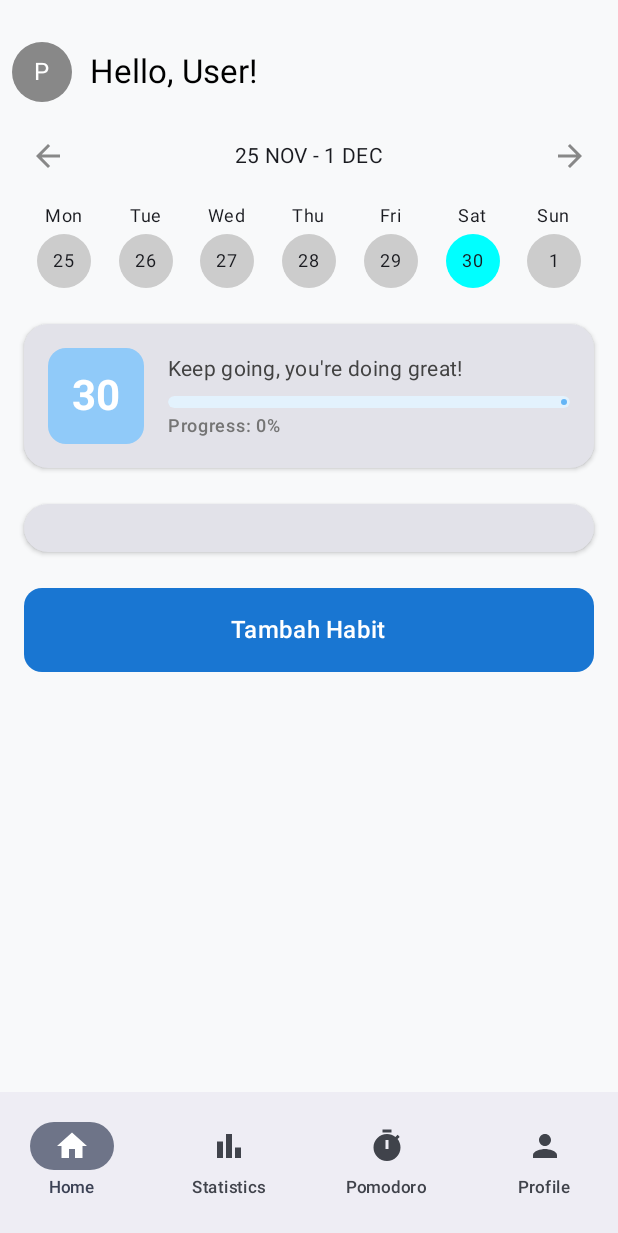
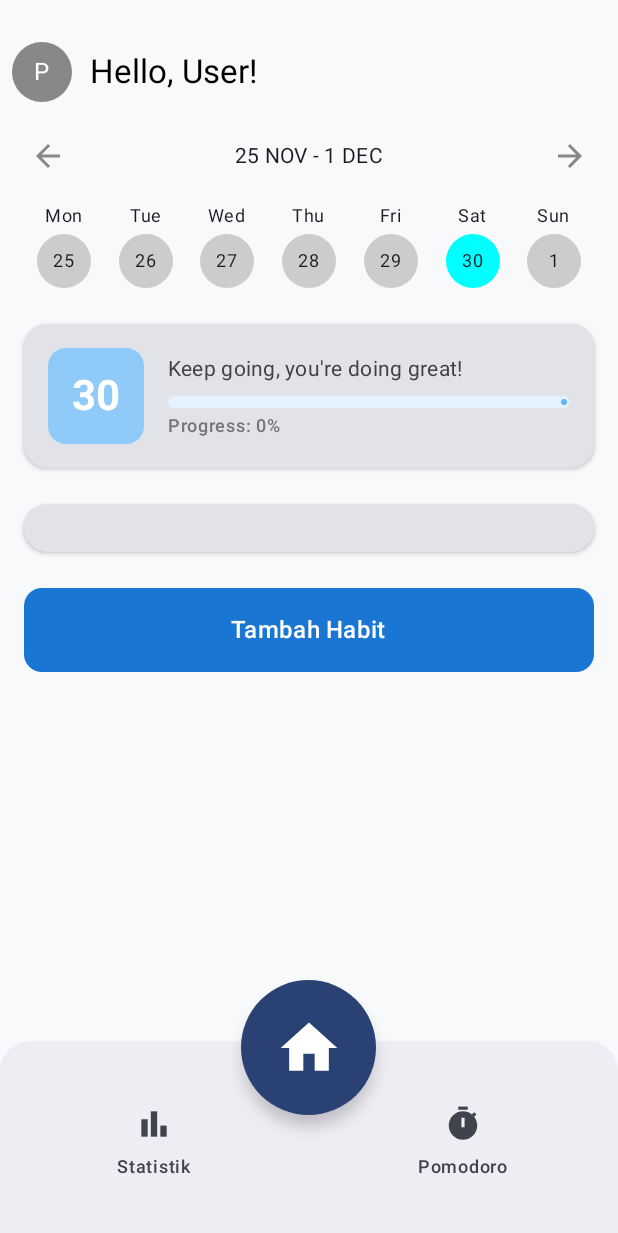
Before and after one commit to Y716/Habitify, an Android app built with Jetpack Compose: the screen it shows after launch (MainActivity), on a phone screen of 412 x 824 dp. Shown: the top 1233 px of the screen. Run offline under Robolectric (Android 15) with nearby library versions, the phone set to English and light mode, and no system bars; our stand-ins replace Firebase (no records; nobody signed in at launch, a user with empty details on screens opened directly), Room's generated code, livedata-compose.

Commit message:
navbar branch 2

```diff
--- a/app/build.gradle.kts
+++ b/app/build.gradle.kts
@@ -72,6 +72,9 @@ dependencies {
     implementation(libs.androidx.room.ktx)
     implementation(libs.androidx.compose.material)
     implementation(libs.play.services.wallet)
+    implementation(libs.material3)
+    implementation(libs.androidx.navigation.compose.v272)
+
 
     testImplementation(libs.junit)
     androidTestImplementation(libs.androidx.junit)
--- a/app/src/main/java/com/example/habitify/AppNavigation.kt
+++ b/app/src/main/java/com/example/habitify/AppNavigation.kt
@@ -29,7 +29,6 @@ fun AppNavigation(
     viewModel: HabitViewModel,
     navController: NavHostController
 ) {
-//    val navController = rememberNavController()
 
     NavHost(
         navController = navController,
--- a/app/src/main/java/com/example/habitify/MainActivity.kt
+++ b/app/src/main/java/com/example/habitify/MainActivity.kt
@@ -1,10 +1,12 @@
 package com.example.habitify
 
+import android.os.Build
 import android.os.Bundle
 import androidx.activity.ComponentActivity
 import androidx.activity.compose.setContent
 import androidx.activity.enableEdgeToEdge
 import androidx.activity.viewModels
+import androidx.annotation.RequiresApi
 import androidx.compose.foundation.layout.fillMaxSize
 import androidx.compose.foundation.layout.padding
 import androidx.compose.material3.Scaffold
@@ -13,12 +15,14 @@ import androidx.navigation.NavHostController
 import androidx.navigation.compose.rememberNavController
 import com.example.habitify.data.model.local.HabitDB
 import com.example.habitify.data.model.local.HabitRepository
-import com.example.habitify.ui.components.BottomAppBar
+import com.example.habitify.ui.components.BottomBar
+import com.example.habitify.ui.components.BottomNav
 import com.example.habitify.ui.theme.HabitifyTheme
 import com.example.habitify.viewmodel.HabitViewModel
 import com.example.habitify.viewmodel.HabitViewModelFactory
 
 class MainActivity : ComponentActivity() {
+    @RequiresApi(Build.VERSION_CODES.O)
     override fun onCreate(savedInstanceState: Bundle?) {
         super.onCreate(savedInstanceState)
         enableEdgeToEdge()
@@ -36,7 +40,7 @@ class MainActivity : ComponentActivity() {
                 Scaffold(
                     modifier = Modifier.fillMaxSize(),
                     bottomBar = {
-                        BottomAppBar(navController = navController) // Pass NavController here
+                        BottomBar(authViewModel = authViewModel, viewModel = habitViewModel )
                     },
                     content = { innerPadding ->
                         // Pass NavController to AppNavigation
--- a/app/src/main/java/com/example/habitify/ui/components/BottomAppBar.kt
+++ b/app/src/main/java/com/example/habitify/ui/components/BottomAppBar.kt
@@ -1,82 +1,81 @@
-package com.example.habitify.ui.components
-
-import androidx.collection.isNotEmpty
-import androidx.compose.foundation.background
-import androidx.compose.foundation.layout.heightIn
-import androidx.compose.foundation.layout.padding
-import androidx.compose.foundation.layout.size
-import androidx.compose.material.icons.Icons
-import androidx.compose.material.icons.filled.BarChart
-import androidx.compose.material.icons.filled.Home
-import androidx.compose.material.icons.filled.Person
-import androidx.compose.material.icons.filled.Timer
-import androidx.compose.material3.*
-import androidx.compose.runtime.Composable
-import androidx.compose.runtime.getValue
-import androidx.compose.ui.Modifier
-import androidx.compose.ui.graphics.Color
-import androidx.compose.ui.unit.dp
-import androidx.navigation.NavController
-import androidx.navigation.NavGraph.Companion.findStartDestination
-import androidx.navigation.compose.currentBackStackEntryAsState
-import com.example.habitify.navigation.NavigationItem
-import com.example.habitify.navigation.Screen
-
-@Composable
-fun BottomAppBar(navController: NavController, modifier: Modifier = Modifier) {
-    // Get the current back stack entry safely
-    val currentBackStackEntry by navController.currentBackStackEntryAsState()
-    val currentRoute = currentBackStackEntry?.destination?.route
-
-    // Define navigation items
-    val navigationItems = listOf(
-        NavigationItem(
-            title = "Home",
-            icon = Icons.Default.Home,
-            screen = Screen("homepage")
-        ),
-        NavigationItem(
-            title = "Statistics",
-            icon = Icons.Default.BarChart,
-            screen = Screen("statistics_page")
-        ),
-        NavigationItem(
-            title = "Pomodoro",
-            icon = Icons.Default.Timer,
-            screen = Screen("pomodoro_clock")
-        ),
-        NavigationItem(
-            title = "Profile",
-            icon = Icons.Default.Person,
-            screen = Screen("profile")
-        )
-    )
-
-    NavigationBar(
-        modifier = modifier
-            .background(Color.White)
-            .heightIn(min = 56.dp)
-) {
-        navigationItems.forEach { item ->
-            NavigationBarItem(
-                icon = { Icon(imageVector = item.icon, contentDescription = item.title, modifier = Modifier.size(24.dp)) },
-                label = { Text(item.title, style = MaterialTheme.typography.labelSmall) },
-                selected = currentRoute == item.screen.route,
-                onClick = {
-                    // Check if NavHost is initialized before navigating
-                    if (navController.graph.nodes.isNotEmpty()) {
-                        navController.navigate(item.screen.route) {
-                            popUpTo("homepage") { inclusive = false }
-                            launchSingleTop = true
-                            restoreState = true
-                        }
-                    } else {
-                        // Optional: Handle navigation attempts before initialization
-                        println("Navigation graph not yet set!")
-                    }
-                },
-                modifier = Modifier.padding(8.dp)
-            )
-        }
-    }
-}
+//package com.example.habitify.ui.components
+//
+//import androidx.collection.isNotEmpty
+//import androidx.compose.foundation.background
+//import androidx.compose.foundation.layout.heightIn
+//import androidx.compose.foundation.layout.padding
+//import androidx.compose.foundation.layout.size
+//import androidx.compose.material.icons.Icons
+//import androidx.compose.material.icons.filled.BarChart
+//import androidx.compose.material.icons.filled.Home
+//import androidx.compose.material.icons.filled.Person
+//import androidx.compose.material.icons.filled.Timer
+//import androidx.compose.material3.*
+//import androidx.compose.runtime.Composable
+//import androidx.compose.runtime.getValue
+//import androidx.compose.ui.Modifier
+//import androidx.compose.ui.graphics.Color
+//import androidx.compose.ui.unit.dp
+//import androidx.navigation.NavController
+//import androidx.navigation.compose.currentBackStackEntryAsState
+//import com.example.habitify.navigation.Screen
+//
+//@Composable
+//fun BottomAppBar(navController: NavController, modifier: Modifier = Modifier) {
+//    // Get the current back stack entry safely
+//    val currentBackStackEntry by navController.currentBackStackEntryAsState()
+//    val currentRoute = currentBackStackEntry?.destination?.route
+//
+//    // Define navigation items
+//    val navigationItems = listOf(
+//        NavigationItem(
+//            title = "Home",
+//            icon = Icons.Default.Home,
+//            screen = Screen("homepage")
+//        ),
+//        NavigationItem(
+//            title = "Statistics",
+//            icon = Icons.Default.BarChart,
+//            screen = Screen("statistics_page")
+//        ),
+//        NavigationItem(
+//            title = "Pomodoro",
+//            icon = Icons.Default.Timer,
+//            screen = Screen("pomodoro_clock")
+//        ),
+//        NavigationItem(
+//            title = "Profile",
+//            icon = Icons.Default.Person,
+//            screen = Screen("profile")
+//        )
+//    )
+//
+//    NavigationBar(
+//        modifier = modifier
+//            .background(Color.White)
+//            .heightIn(min = 56.dp)
+//) {
+//        navigationItems.forEach { item ->
+//            NavigationBarItem(
+//                icon = { Icon(imageVector = item.icon, contentDescription = item.title, modifier = Modifier.size(24.dp)) },
+//                label = { Text(item.title, style = MaterialTheme.typography.labelSmall) },
+//                selected = currentRoute == item.screen.route,
+//                onClick = {
+//                    // Check if NavHost is initialized before navigating
+//                    if (navController.graph.nodes.isNotEmpty()) {
+//                        navController.navigate(item.screen.route) {
+//                            popUpTo("homepage") { inclusive = false }
+//                            launchSingleTop = true
+//                            restoreState = true
+//                        }
+//                    } else {
+//                        // Optional: Handle navigation attempts before initialization
+//                        println("Navigation graph not yet set!")
+//                    }
+//                },
+//                modifier = Modifier.padding(8.dp)
+//            )
+//        }
+//    }
+//}
+//
--- /dev/null
+++ b/app/src/main/java/com/example/habitify/ui/components/BottomBar.kt
@@ -0,0 +1,74 @@
+package com.example.habitify.ui.components
+
+import android.os.Build
+import androidx.annotation.RequiresApi
+import androidx.compose.foundation.layout.Box
+import androidx.compose.foundation.layout.height
+import androidx.compose.foundation.layout.offset
+import androidx.compose.foundation.layout.padding
+import androidx.compose.foundation.layout.size
+import androidx.compose.foundation.shape.CircleShape
+import androidx.compose.foundation.shape.RoundedCornerShape
+import androidx.compose.material.icons.Icons
+import androidx.compose.material.icons.filled.Add
+import androidx.compose.material.icons.filled.Home
+import androidx.compose.material3.*
+import androidx.compose.runtime.Composable
+import androidx.compose.ui.Alignment
+import androidx.compose.ui.Modifier
+import androidx.compose.ui.draw.clip
+import androidx.compose.ui.unit.dp
+import androidx.compose.ui.unit.sp
+import androidx.navigation.compose.rememberNavController
+import com.example.habitify.AppNavigation
+import com.example.habitify.AuthViewModel
+import com.example.habitify.viewmodel.HabitViewModel
+
+@RequiresApi(Build.VERSION_CODES.O)
+@Composable
+fun BottomBar(authViewModel: AuthViewModel, viewModel: HabitViewModel) {
+    val navController = rememberNavController()
+
+    Scaffold(
+        bottomBar = {
+            BottomAppBar(
+                modifier = Modifier
+                    .height(130.dp)
+                    .clip(RoundedCornerShape(topStart = 20.dp, topEnd = 20.dp)),
+            ) {
+                BottomNav(navController = navController)
+            }
+        },
+        floatingActionButton = {
+            Box() {
+                FloatingActionButton(
+                    onClick = {
+                        navController.navigate("homepage")
+                    },
+                    shape = CircleShape,
+                    modifier = Modifier
+                        .align(
+                            Alignment.Center)
+                        .size(90.dp)
+                        .offset(y = 65.dp),
+                    containerColor = MaterialTheme.colorScheme.primary,
+                    contentColor = MaterialTheme.colorScheme.onSecondary
+                ) {
+                    Icon(
+                        imageVector = Icons.Default.Home,
+                        contentDescription = "Homepage",
+                        modifier = Modifier.size(45.dp)
+                    )
+                }
+            }
+        },
+        floatingActionButtonPosition = FabPosition.Center
+    ) { paddingValues ->
+        AppNavigation(
+            modifier = Modifier.padding(paddingValues),
+            authViewModel = authViewModel,
+            viewModel = viewModel,
+            navController = navController
+        )
+    }
+}
--- /dev/null
+++ b/app/src/main/java/com/example/habitify/ui/components/BottomNav.kt
@@ -0,0 +1,86 @@
+package com.example.habitify.ui.components
+
+import androidx.compose.foundation.layout.height
+import androidx.compose.foundation.layout.padding
+import androidx.compose.foundation.layout.size
+import androidx.compose.foundation.shape.RoundedCornerShape
+import androidx.compose.material.icons.Icons
+import androidx.compose.material.icons.filled.BarChart
+import androidx.compose.material.icons.filled.Home
+import androidx.compose.material.icons.filled.Person
+import androidx.compose.material.icons.filled.Timer
+import androidx.compose.material3.*
+import androidx.compose.runtime.Composable
+import androidx.compose.runtime.getValue
+import androidx.compose.ui.Modifier
+import androidx.compose.ui.draw.clip
+import androidx.compose.ui.graphics.Color
+import androidx.compose.ui.unit.dp
+import androidx.navigation.NavController
+import androidx.navigation.compose.currentBackStackEntryAsState
+
+@Composable
+fun BottomNav(navController: NavController) {
+    // Observe the current back stack to get the current route
+    val navBackStackEntry by navController.currentBackStackEntryAsState()
+    val currentRoute = navBackStackEntry?.destination?.route
+
+    // Define the navigation items for the bottom navigation
+    val navigationItems = listOf(
+//        NavigationItem(
+//            route = "homepage",
+//            label = "Home",
+//            icon = Icons.Default.Home
+//        ),
+        NavigationItem(
+            route = "statistics_page",
+            label = "Statistik",
+            icon = Icons.Default.BarChart
+        ),
+        NavigationItem(
+            route = "pomodoro_clock",
+            label = "Pomodoro",
+            icon = Icons.Default.Timer
+        ),
+//        NavigationItem(
+//            route = "profile",
+//            label = "Profile",
+//            icon = Icons.Default.Person
+//        )
+    )
+
+    NavigationBar(
+        modifier = Modifier
+            .height(130.dp)
+            .clip(RoundedCornerShape(topStart = 15.dp, topEnd = 15.dp)),
+
+    ) {
+        navigationItems.forEach { item ->
+            NavigationBarItem(
+                icon = {
+                    Icon(
+                        imageVector = item.icon,
+                        contentDescription = item.label,
+                        modifier = Modifier.size(25.dp)
+                    )
+                },
+                label = { Text(item.label) },
+                selected = currentRoute == item.route,
+                onClick = {
+                    navController.navigate(item.route) {
+                        popUpTo(navController.graph.startDestinationId) { inclusive = false }
+                        launchSingleTop = true
+                        restoreState = true
+                    }
+                }
+            )
+        }
+    }
+}
+
+// Data class for Navigation Item
+data class NavigationItem(
+    val route: String,
+    val label: String,
+    val icon: androidx.compose.ui.graphics.vector.ImageVector
+)
--- a/gradle/libs.versions.toml
+++ b/gradle/libs.versions.toml
@@ -9,9 +9,11 @@ espressoCore = "3.6.1"
 lifecycleRuntimeKtx = "2.8.7"
 activityCompose = "1.9.3"
 composeBom = "2024.04.01"
+material3 = "1.3.1"
 navigationCompose = "2.8.4"
 googleGmsGoogleServices = "4.4.2"
 firebaseAuth = "23.1.0"
+navigationComposeVersion = "2.7.2"
 roomCompiler = "2.6.1"
 runtimeLivedata = "1.7.5"
 roomCommon = "2.6.1"
@@ -23,6 +25,7 @@ playServicesWallet = "19.4.0"
 androidx-core-ktx = { group = "androidx.core", name = "core-ktx", version.ref = "coreKtx" }
 androidx-lifecycle-viewmodel-ktx = { module = "androidx.lifecycle:lifecycle-viewmodel-ktx", version.ref = "lifecycleRuntimeKtx" }
 androidx-material-icons-extended = { module = "androidx.compose.material:material-icons-extended" }
+androidx-navigation-compose-v272 = { module = "androidx.navigation:navigation-compose", version.ref = "navigationComposeVersion" }
 androidx-room-compiler = { module = "androidx.room:room-compiler", version.ref = "roomCompiler" }
 firebase-bom = { module = "com.google.firebase:firebase-bom", version.ref = "firebaseBom" }
 junit = { group = "junit", name = "junit", version.ref = "junit" }
@@ -44,6 +47,7 @@ androidx-runtime-livedata = { group = "androidx.compose.runtime", name = "runtim
 androidx-room-common = { group = "androidx.room", name = "room-common", version.ref = "roomCommon" }
 androidx-room-ktx = { group = "androidx.room", name = "room-ktx", version.ref = "roomKtx" }
 androidx-compose-material = { group = "androidx.wear.compose", name = "compose-material", version.ref = "composeMaterial" }
+material3 = { module = "androidx.compose.material3:material3", version.ref = "material3" }
 play-services-wallet = { group = "com.google.android.gms", name = "play-services-wallet", version.ref = "playServicesWallet" }
 
 [plugins]
```
